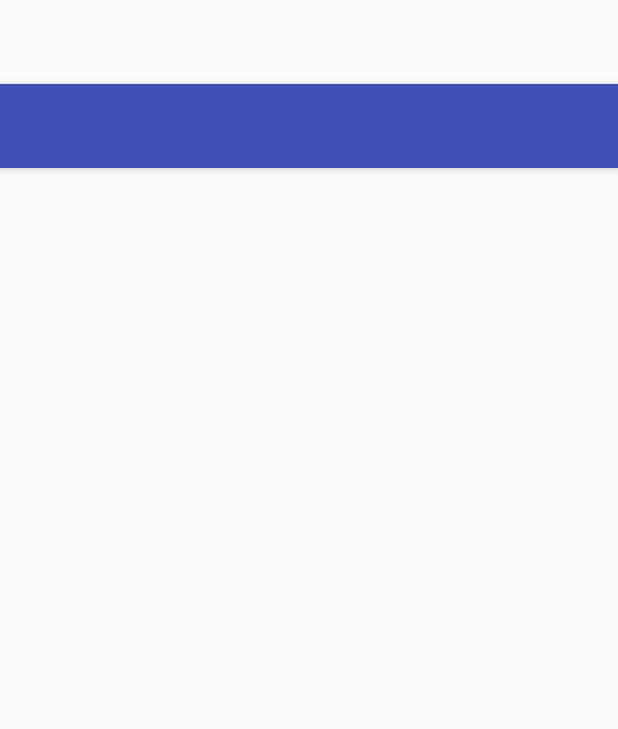
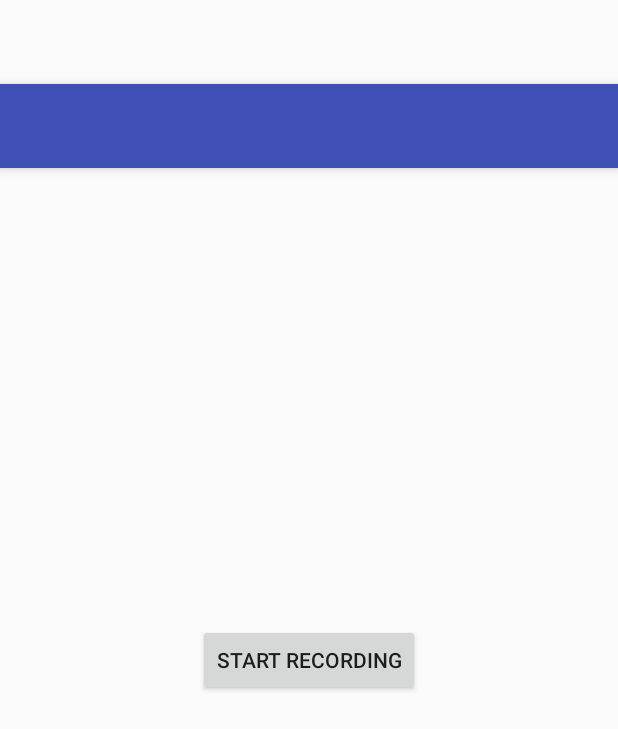
Before and after one commit to wbrooks1/Whisper, an Android app: the layout activity_web_service.xml on its own in the app's theme, with its tools: preview values and no code run, on a phone screen of 412 x 824 dp. Shown: the top 729 px of the screen. Run offline under Robolectric (Android 15) with nearby library versions, the phone set to English and light mode, and no system bars.

Commit message:
Centered the button in webservices

```diff
--- a/app/src/main/res/layout/activity_web_service.xml
+++ b/app/src/main/res/layout/activity_web_service.xml
@@ -28,7 +28,7 @@
     <Button
         android:layout_width="wrap_content"
         android:layout_height="wrap_content"
-        android:layout_gravity="left"
+        android:layout_gravity="center"
         android:text="@string/record_text"
         android:onClick="toRecordActivity"
         android:id="@+id/to_record_button" />
```
Also changed, not shown: app/src/main/java/tcss450/uw/edu/whisper/AudioActivity.java (+7 -0 lines).
